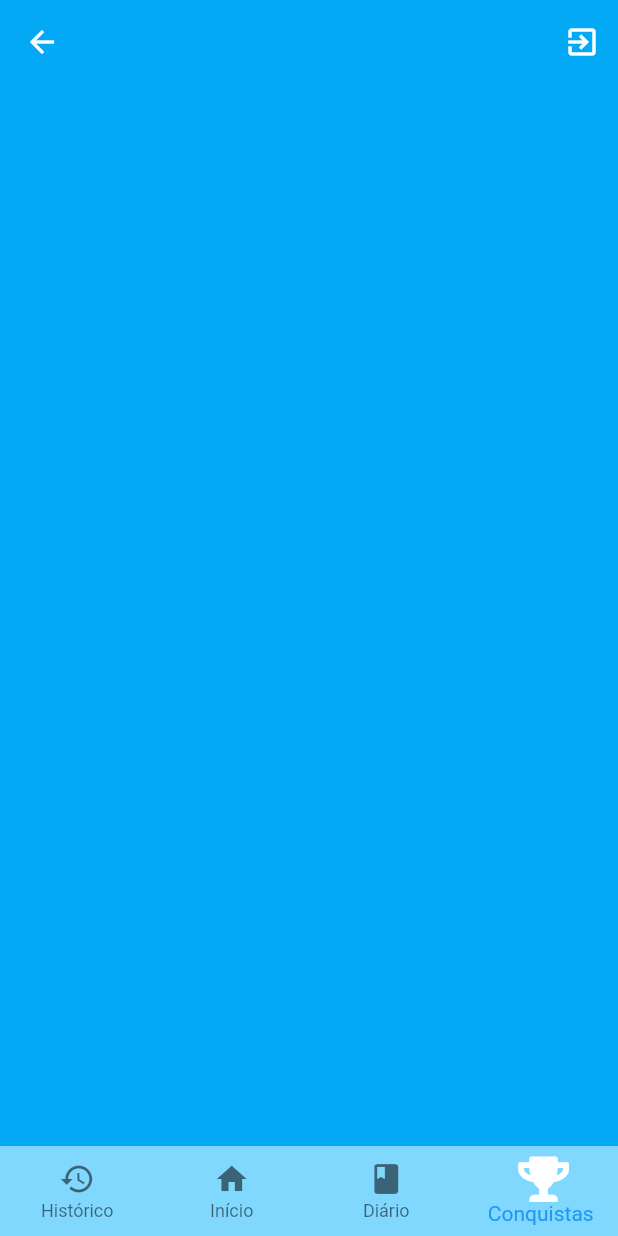
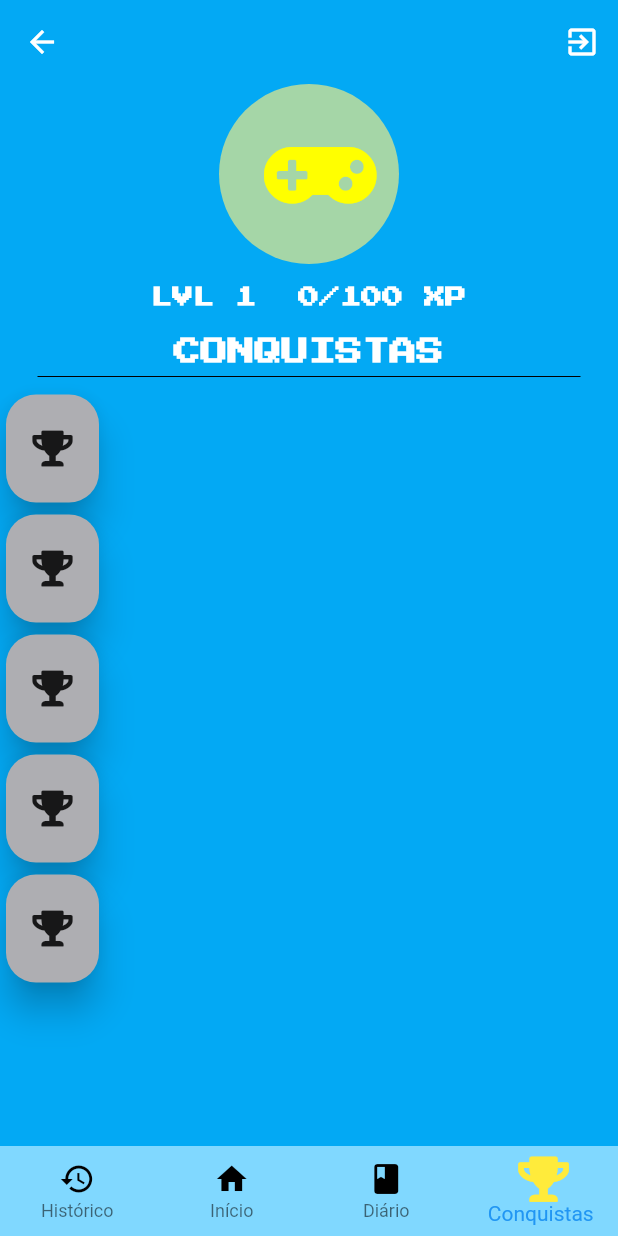
Before and after one commit to PauloRob8/AnxietyApp, a Flutter app: the HomePage screen opened directly, item 4 of the bottom bar chosen, on a phone screen of 412 x 824 dp. Run offline on Flutter 3.47's test engine with Material 2 defaults, Android fonts, the phone set to English and light mode, and no system bars; our stand-ins replace firebase_auth, firebase_core, flare_flutter, flutter_bloc, flutter_spinkit, font_awesome_flutter and 1 more; missing offline and left inert: hasura_connect; accounts and stored records are empty; Roboto replaces fonts that are missing (Ubuntu).

Commit message:
[WIP] achievements page

```diff
--- /dev/null
+++ b/lib/pages/achievements/achievements_page.dart
@@ -0,0 +1,111 @@
+import 'package:flutter/material.dart';
+import 'package:font_awesome_flutter/font_awesome_flutter.dart';
+
+class AchievementsPage extends StatefulWidget {
+  const AchievementsPage() : super();
+
+  @override
+  State<AchievementsPage> createState() => _AchievementsState();
+}
+
+class _AchievementsState extends State<AchievementsPage> {
+  @override
+  void initState() {
+    super.initState();
+
+    //
+  }
+
+  @override
+  void didChangeDependencies() {
+    super.didChangeDependencies();
+
+    //
+  }
+
+  @override
+  Widget build(BuildContext context) => SafeArea(
+        child: Column(
+          mainAxisSize: MainAxisSize.max,
+          crossAxisAlignment: CrossAxisAlignment.stretch,
+          children: [
+            _trophyIcon(),
+            Text(
+              'LVL 1  0/100 XP',
+              textAlign: TextAlign.center,
+              style: TextStyle(
+                fontWeight: FontWeight.bold,
+                fontFamily: 'PressStart2P',
+                color: Colors.white,
+              ),
+            ),
+            const SizedBox(height: 20.0),
+            Text(
+              'CONQUISTAS',
+              textAlign: TextAlign.center,
+              style: TextStyle(
+                color: Colors.white,
+                fontWeight: FontWeight.bold,
+                fontSize: 18.0,
+                fontFamily: 'PressStart2P',
+              ),
+            ),
+            Divider(
+              indent: 25.0,
+              endIndent: 25.0,
+              color: Colors.black,
+            ),
+            Expanded(
+              child: _makeAchievementsList(),
+            ),
+          ],
+        ),
+      );
+
+  Widget _trophyIcon() => Padding(
+        padding: const EdgeInsets.only(bottom: 15.0),
+        child: SizedBox(
+          height: 120.0,
+          width: 120.0,
+          child: CircleAvatar(
+            backgroundColor: Colors.green[200],
+            child: Icon(
+              FontAwesomeIcons.gamepad,
+              color: Colors.yellowAccent,
+              size: 60.0,
+            ),
+          ),
+        ),
+      );
+
+  Widget _makeAchievementsList() => ListView.builder(
+        itemBuilder: (context, index) => _makeAchievementCard(),
+        itemCount: 5,
+      );
+
+  Widget _makeAchievementCard() => Row(
+        children: [
+          SizedBox(
+            height: 80.0,
+            width: 70.0,
+            child: Card(
+              elevation: 10.0,
+              shape: RoundedRectangleBorder(
+                borderRadius: BorderRadius.circular(20.0),
+              ),
+              color: Color.fromARGB(255, 174, 174, 178),
+              child: Icon(
+                FontAwesomeIcons.trophy,
+              ),
+            ),
+          )
+        ],
+      );
+
+  @override
+  void dispose() {
+    //
+
+    super.dispose();
+  }
+}
--- a/lib/pages/home/home_page.dart
+++ b/lib/pages/home/home_page.dart
@@ -2,13 +2,14 @@ import 'package:anxiety_app/bloc/diary/diary_cubit.dart';
 import 'package:anxiety_app/bloc/home/home_cubit.dart';
 import 'package:anxiety_app/bloc/home/home_state.dart';
 import 'package:anxiety_app/bloc/login/login_cubit.dart';
+import 'package:anxiety_app/pages/achievements/achievements_page.dart';
 import 'package:anxiety_app/pages/diary/diary_page.dart';
+import 'package:anxiety_app/pages/history/historys_page.dart';
 import 'package:anxiety_app/widgets/dialog_cards/anxious_card_widget.dart';
 import 'package:anxiety_app/widgets/dialog_cards/calm_card_widget.dart';
 import 'package:anxiety_app/widgets/teddy/teddy_controller.dart';
 import 'package:flare_flutter/flare_actor.dart';
 import 'package:flutter/material.dart';
-import 'package:flutter/widgets.dart';
 import 'package:flutter_bloc/flutter_bloc.dart';
 import 'package:font_awesome_flutter/font_awesome_flutter.dart';
 
@@ -88,6 +89,7 @@ class _HomePageState extends State<HomePage> with TickerProviderStateMixin {
               icon: Icons.history,
               size: 30,
               label: "Histórico",
+              color: Colors.brown,
             ),
             buildBottomNavigationBarItem(
               icon: Icons.home,
@@ -98,11 +100,13 @@ class _HomePageState extends State<HomePage> with TickerProviderStateMixin {
               icon: Icons.book,
               size: 30,
               label: "Diário",
+              color: Colors.green,
             ),
             buildBottomNavigationBarItem(
               icon: FontAwesomeIcons.trophy,
               label: "Conquistas",
               size: 30,
+              color: Colors.yellow,
             ),
           ],
           currentIndex: state.page,
@@ -113,6 +117,8 @@ class _HomePageState extends State<HomePage> with TickerProviderStateMixin {
 
   Widget _getPage(HomeState state) {
     switch (state.page) {
+      case 0:
+        return HistorysPage();
       case 1:
         return Center(
           child: Stack(
@@ -145,6 +151,9 @@ class _HomePageState extends State<HomePage> with TickerProviderStateMixin {
 
       case 2:
         return DiaryPage();
+
+      case 3:
+        return AchievementsPage();
 
       default:
         return SizedBox();
@@ -222,6 +231,7 @@ class _HomePageState extends State<HomePage> with TickerProviderStateMixin {
                   style: TextStyle(
                     color: Colors.black,
                     fontSize: 16.0,
+                    fontFamily: 'Overlock',
                   ),
                 ),
               ),
@@ -270,6 +280,7 @@ class _HomePageState extends State<HomePage> with TickerProviderStateMixin {
     return BottomNavigationBarItem(
       icon: Icon(
         icon,
+        color: Colors.black,
       ),
       label: label,
       activeIcon: Icon(
--- a/lib/pages/login_sign_up/login_page.dart
+++ b/lib/pages/login_sign_up/login_page.dart
@@ -5,7 +5,6 @@ import 'package:anxiety_app/pages/login_sign_up/sign_up_page.dart';
 import 'package:anxiety_app/widgets/teddy/teddy_controller.dart';
 import 'package:flare_flutter/flare_actor.dart';
 import 'package:flutter/material.dart';
-import 'package:flutter/widgets.dart';
 import 'package:flutter_bloc/flutter_bloc.dart';
 import 'package:flutter_spinkit/flutter_spinkit.dart';
 
--- a/lib/pages/login_sign_up/sign_up_page.dart
+++ b/lib/pages/login_sign_up/sign_up_page.dart
@@ -6,7 +6,6 @@ import 'package:anxiety_app/widgets/teddy/teddy_controller.dart';
 
 import 'package:flare_flutter/flare_actor.dart';
 import 'package:flutter/material.dart';
-import 'package:flutter/widgets.dart';
 import 'package:flutter_bloc/flutter_bloc.dart';
 import 'package:flutter_spinkit/flutter_spinkit.dart';
 
--- a/lib/widgets/dialog_cards/anxious_card_widget.dart
+++ b/lib/widgets/dialog_cards/anxious_card_widget.dart
@@ -1,5 +1,4 @@
 import 'package:anxiety_app/bloc/home/home_cubit.dart';
-import 'package:anxiety_app/bloc/home/home_state.dart';
 import 'package:flutter/material.dart';
 
 class AnxiousCardWidget extends StatelessWidget {
```
Also changed, not shown: lib/pages/diary/diary_page.dart (+4 -4 lines), lib/pages/history/historys_page.dart (+91 -0 lines), pubspec.yaml (+8 -27 lines), assets/fonts/Overlock-Regular.ttf (added), assets/fonts/PressStart2P-Regular.ttf (added), pubspec.lock, 3 other files.
